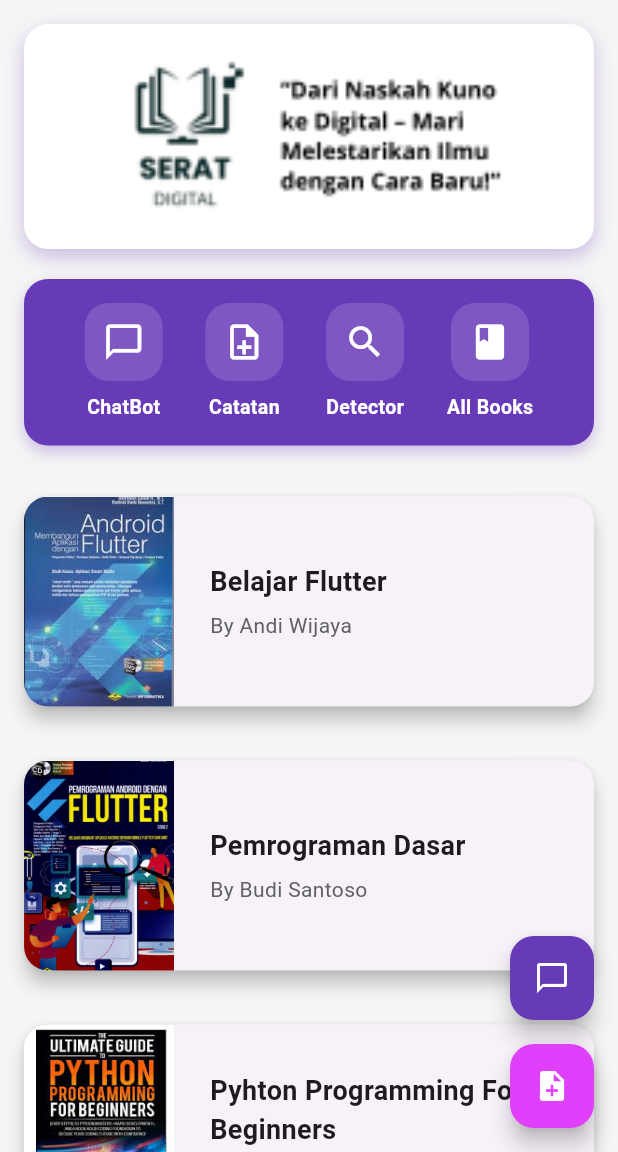
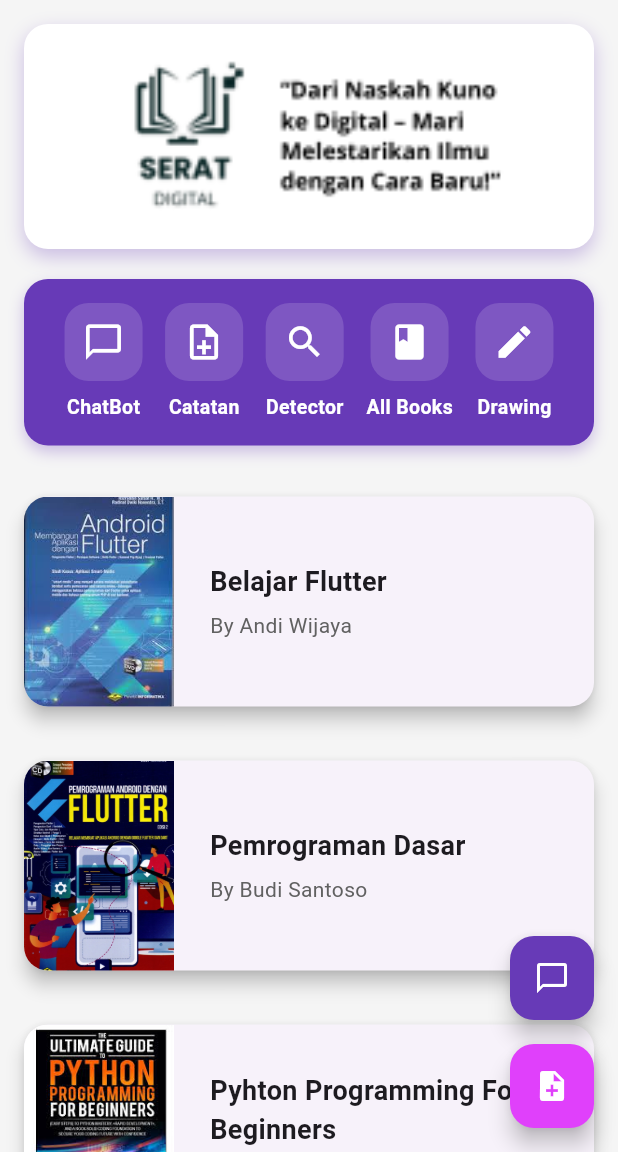
Before and after one commit to mardlian030405/SERAT-DIGITAL-PEMROGRAMAN-MOBILE, a Flutter app: the screen it shows after launch, on a phone screen of 412 x 824 dp, the part 84-1236 px from its top. Run offline on Flutter 3.47's test engine with Material 3 defaults, Android fonts, the phone set to English and light mode, and no system bars.

Commit message:
update versi 2

```diff
--- a/lib/main.dart
+++ b/lib/main.dart
@@ -3,7 +3,9 @@ import 'package:provider/provider.dart';
 import 'providers/language_detector_provider.dart';
 import 'providers/chat_bot_provider.dart';
 import 'providers/note_provider.dart';
-import '../pages/splash_screen.dart';  // Import SplashScreen
+import 'providers/drawing_provider.dart';
+import 'pages/splash_screen.dart';
+import 'pages/home_page.dart';
 
 void main() {
   runApp(
@@ -12,6 +14,7 @@ void main() {
         ChangeNotifierProvider(create: (_) => LanguageDetectorProvider()),
         ChangeNotifierProvider(create: (_) => ChatBotProvider()),
         ChangeNotifierProvider(create: (_) => NoteProvider()),
+        ChangeNotifierProvider(create: (_) => DrawingProvider()),
       ],
       child: const MyApp(),
     ),
@@ -25,7 +28,17 @@ class MyApp extends StatelessWidget {
   Widget build(BuildContext context) {
     return MaterialApp(
       debugShowCheckedModeBanner: false,
-      home: const SplashScreen(), // Tampilkan SplashScreen terlebih dahulu
+      title: 'Serat Digital Mardlian',
+      theme: ThemeData(
+        primarySwatch: Colors.teal,
+        scaffoldBackgroundColor: Colors.white,
+        useMaterial3: true,
+      ),
+      home: const SplashScreen(), // Menampilkan splash screen terlebih dahulu
+      routes: {
+        '/home': (context) => const HomePage(), // Ganti dengan halaman utama Anda
+        // Tambah route lain jika perlu
+      },
     );
   }
 }
--- a/lib/pages/home_page.dart
+++ b/lib/pages/home_page.dart
@@ -4,7 +4,8 @@ import '../data/book_list.dart';
 import '../widgets/book_card.dart';
 import 'chatbot_page.dart';
 import 'language_detector_page.dart';
-import 'all_books_page.dart'; // Import the AllBooksPage
+import 'all_books_page.dart';
+import 'drawing_page.dart'; // Tambahkan import untuk halaman menggambar
 
 class HomePage extends StatelessWidget {
   const HomePage({super.key});
@@ -99,7 +100,7 @@ class HomePage extends StatelessWidget {
                     ),
                     _buildNavIcon(
                       context,
-                      icon: Icons.search, // ganti ikon menjadi search
+                      icon: Icons.search,
                       label: 'Detector',
                       color: Colors.white,
                       page: const LanguageDetectorPage(),
@@ -107,9 +108,16 @@ class HomePage extends StatelessWidget {
                     _buildNavIcon(
                       context,
                       icon: Icons.book,
-                      label: 'All Books', // Add AllBooksPage navigation
+                      label: 'All Books',
                       color: Colors.white,
-                      page: const AllBooksPage(), // Navigate to AllBooksPage
+                      page: const AllBooksPage(),
+                    ),
+                    _buildNavIcon(
+                      context,
+                      icon: Icons.edit,
+                      label: 'Drawing',
+                      color: Colors.white,
+                      page: DrawingPage(),
                     ),
                   ],
                 ),
@@ -118,7 +126,7 @@ class HomePage extends StatelessWidget {
 
               // List of Books
               ListView.separated(
-                physics: const NeverScrollableScrollPhysics(), // <- Biar gak scroll sendiri
+                physics: const NeverScrollableScrollPhysics(),
                 shrinkWrap: true,
                 itemCount: books.length,
                 itemBuilder: (context, index) => BookCard(book: books[index]),
@@ -184,7 +192,7 @@ class HomePage extends StatelessWidget {
         const SizedBox(height: 8),
         Text(
           label,
-          style: TextStyle(
+          style: const TextStyle(
             fontWeight: FontWeight.w600,
             fontSize: 13,
             color: Colors.white,
```
Also changed, not shown: lib/pages/drawing_page.dart (added, +46 -0 lines), lib/providers/drawing_provider.dart (added, +77 -0 lines), lib/widgets/drawing_canvas.dart (added, +60 -0 lines), lib/widgets/drawing_toolbar.dart (added, +71 -0 lines), 1 other file.
